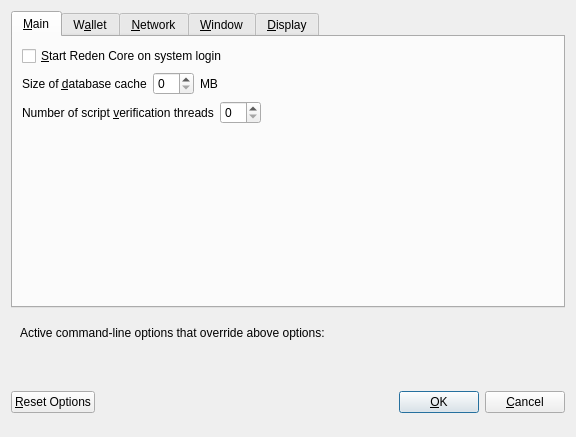
reefcoin-io/reefcoin-1, file src/qt/forms/optionsdialog.ui: the form before one commit.
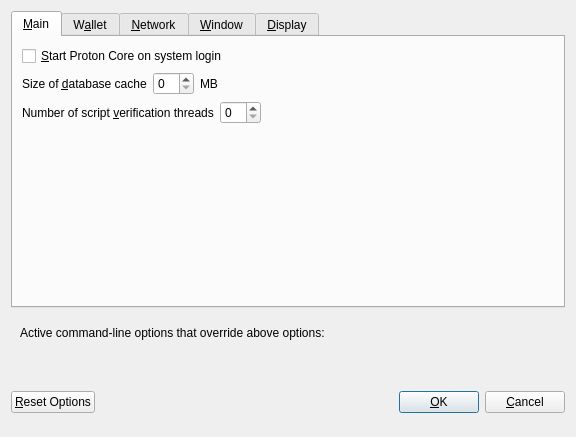
The form after the commit. Custom widgets are drawn as their Qt base class.

```diff
--- a/src/qt/forms/optionsdialog.ui
+++ b/src/qt/forms/optionsdialog.ui
@@ -33,7 +33,7 @@
           <string>Automatically start Reden Core after logging in to the system.</string>
          </property>
          <property name="text">
-          <string>&amp;Start Reden Core on system login</string>
+          <string>&amp;Start Proton Core on system login</string>
          </property>
         </widget>
        </item>
```
Left out of the diff: 14 changed lines with no effect on the pictures.
